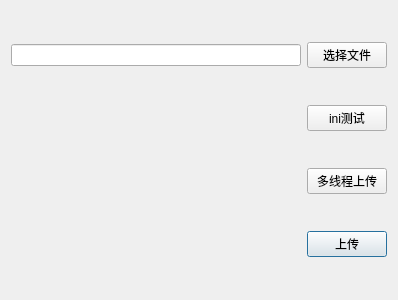
sunwenjieIT/wenjie-obs-personal, file obs/forms/uploadfiledialog.ui: the form before one commit.
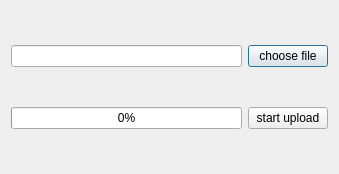
The form after the commit.

Commit message: 重构pthread实现的上传部分,使用qthread

What changed in the file:
```diff
--- a/obs/forms/uploadfiledialog.ui
+++ b/obs/forms/uploadfiledialog.ui
@@ -6,42 +6,35 @@
    <rect>
     <x>0</x>
     <y>0</y>
-    <width>398</width>
-    <height>300</height>
+    <width>339</width>
+    <height>174</height>
    </rect>
   </property>
   <property name="windowTitle">
    <string>Dialog</string>
   </property>
   <layout class="QGridLayout" name="gridLayout">
-   <item row="3" column="1">
-    <widget class="QPushButton" name="uploadButton">
+   <item row="0" column="1">
+    <widget class="QPushButton" name="selectFileButton">
      <property name="text">
-      <string>上传</string>
+      <string>choose file</string>
      </property>
     </widget>
    </item>
    <item row="0" column="0">
     <widget class="QLineEdit" name="filePath"/>
    </item>
+   <item row="1" column="0">
+    <widget class="QProgressBar" name="progressBar">
+     <property name="value">
+      <number>0</number>
+     </property>
+    </widget>
+   </item>
    <item row="1" column="1">
-    <widget class="QPushButton" name="iniButton">
-     <property name="text">
-      <string>ini测试</string>
-     </property>
-    </widget>
-   </item>
-   <item row="0" column="1">
-    <widget class="QPushButton" name="selectFileButton">
-     <property name="text">
-      <string>选择文件</string>
-     </property>
-    </widget>
-   </item>
-   <item row="2" column="1">
     <widget class="QPushButton" name="pushButton">
      <property name="text">
-      <string>多线程上传</string>
+      <string>start upload</string>
      </property>
     </widget>
    </item>
```
The commit also changes 12 other files.
